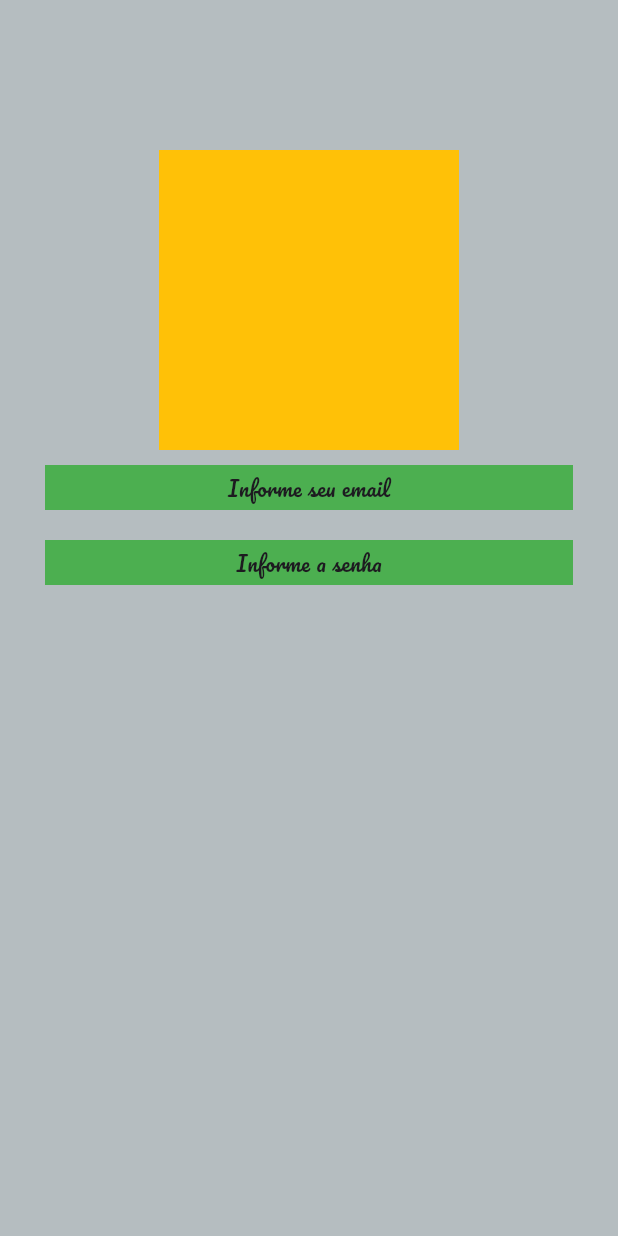
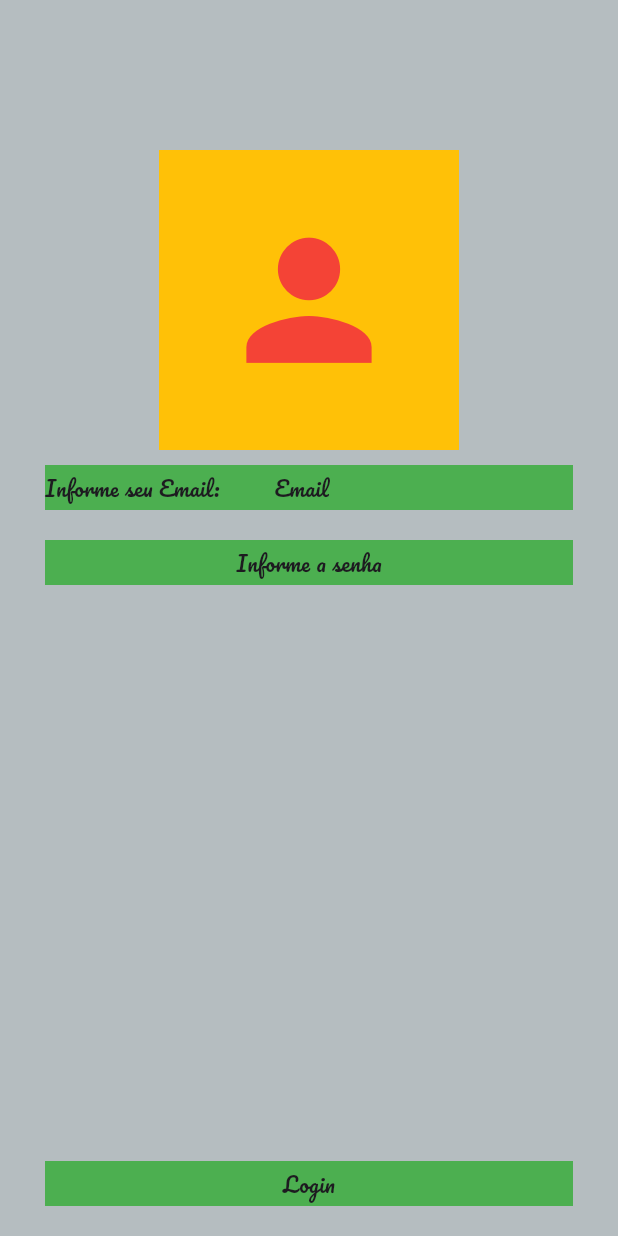
Before and after one commit to GustavoCanuto/Flutter, a Flutter app: the screen it shows after launch, on a phone screen of 412 x 824 dp. Run offline on Flutter 3.47's test engine with Material 3 defaults, Android fonts, the light colour scheme and no system bars; our stand-ins replace google_fonts.

Commit message:
feat: ajuste tela login

```diff
--- a/myapp/lib/pages/login_page.dart
+++ b/myapp/lib/pages/login_page.dart
@@ -23,7 +23,12 @@ class _LoginPageState extends State<LoginPage> {
               ),
               Container(
                // margin: EdgeInsets.only(top:50),
-                width: 200, height: 200, color: Colors.amber,),
+                width: 200, height: 200, color: Colors.amber,
+                child: const Icon(
+                  Icons.person ,
+                   size: 125,
+                   color:Colors.red),
+                ),
 
                    const SizedBox(
                 height: 10,
@@ -34,7 +39,13 @@ class _LoginPageState extends State<LoginPage> {
                 margin: EdgeInsets.symmetric(horizontal: 30),
                 height: 30,
                 alignment: Alignment.center,
-                child: Text("Informe seu email"),
+                child: Row(
+                  children: [
+                    Expanded(flex: 2, child: Text("Informe seu Email:")),
+                    SizedBox(width:20),
+                    Expanded(flex: 3, child: Text("Email")),
+                  ],
+                ),
               ),
                const SizedBox(
                 height: 20,
@@ -46,6 +57,18 @@ class _LoginPageState extends State<LoginPage> {
                 height: 30,
                 alignment: Alignment.center,
                 child: Text("Informe a senha"),
+              ),
+             Expanded(child: Container()),
+                     Container(
+                color: Colors.green,
+                width: double.infinity,
+                margin: EdgeInsets.symmetric(horizontal: 30),
+                height: 30,
+                alignment: Alignment.center,
+                child: Text("Login"),
+              ),
+              const SizedBox(
+                height: 20,
               )
             ],
           ),
```
